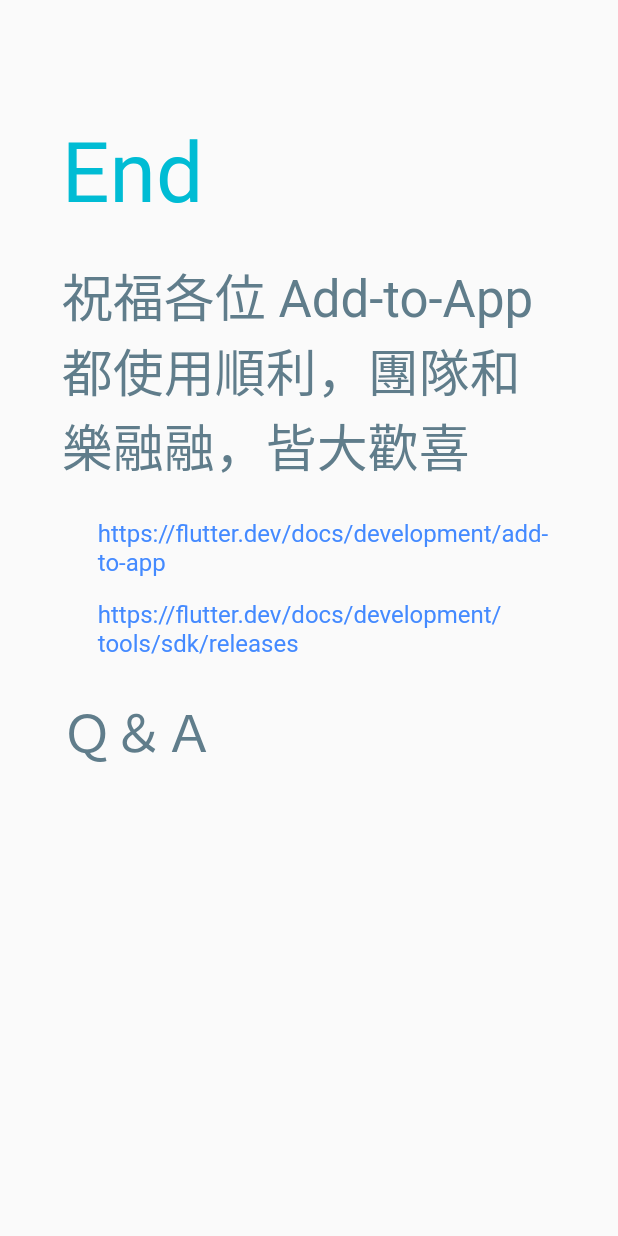
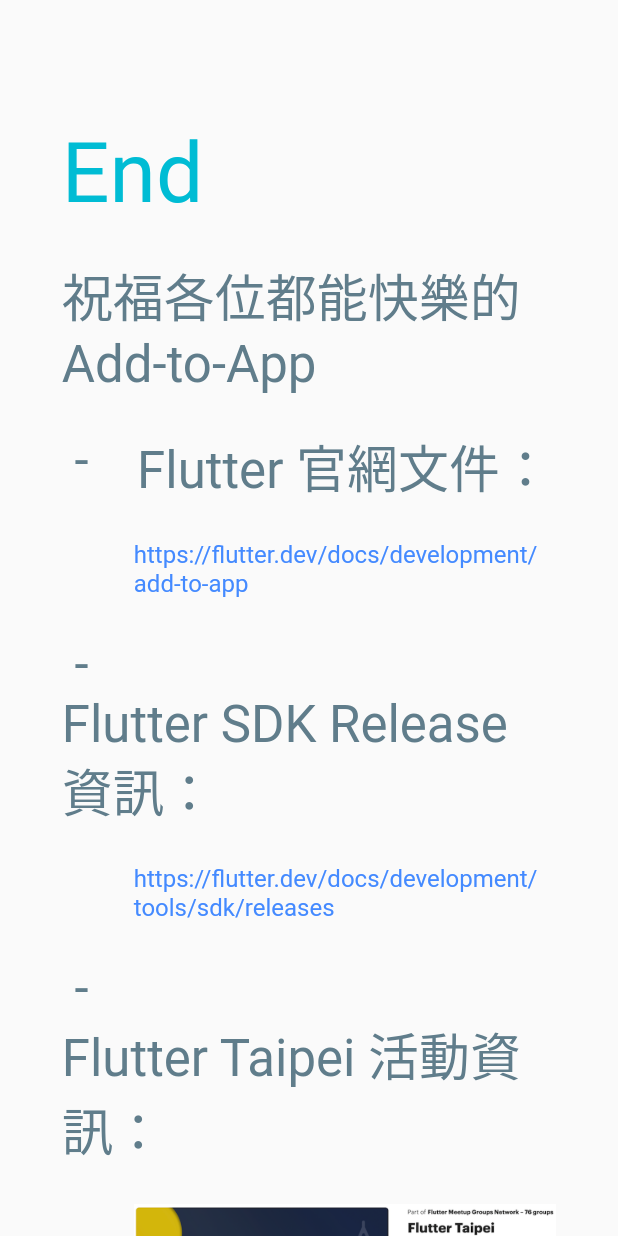
Before and after one commit to hl3hl3/FlutterSlide_AddToApp_SourceCode, a Flutter app: the QA widget shown alone on an empty page, opened directly, on a phone screen of 412 x 824 dp. Run offline on Flutter 3.47's test engine with Material 2 defaults, Android fonts, the light colour scheme and no system bars.

Commit message:
change the wording of ending page

```diff
--- a/lib/pages/page14_qa.dart
+++ b/lib/pages/page14_qa.dart
@@ -3,22 +3,37 @@
 import 'package:flutter_addtoapp/styles/styled_text.dart';
 
 class QA extends StatelessWidget {
+  final itemPadding = const EdgeInsets.only(left: 48, top: 24);
+
   @override
   Widget build(BuildContext context) {
     return SlidePage(Column(
       crossAxisAlignment: CrossAxisAlignment.start,
       children: [
         PageTitle("End"),
-        Subtitle("祝福各位 Add-to-App 都使用順利，團隊和樂融融，皆大歡喜"),
+        Subtitle("祝福各位都能快樂的 Add-to-App"),
+        Point("Flutter 官網文件："),
         Padding(
-          padding: const EdgeInsets.only(left: 24, top: 24),
+          padding: itemPadding,
           child: TextUrl("https://flutter.dev/docs/development/add-to-app"),
         ),
+        Point("Flutter SDK Release 資訊："),
         Padding(
-          padding: const EdgeInsets.only(left: 24, top: 16),
-          child: TextUrl("https://flutter.dev/docs/development/tools/sdk/releases"),
+            padding: itemPadding,
+            child: TextUrl(
+                "https://flutter.dev/docs/development/tools/sdk/releases")),
+        Point("Flutter Taipei 活動資訊："),
+        Padding(
+          padding: itemPadding,
+          child: Image.asset(
+            "images/img_events.png",
+            width: 600,
+          ),
         ),
-        Subtitle("Ｑ＆Ａ"),
+        Padding(
+          padding: itemPadding,
+          child: TextUrl("https://www.meetup.com/Flutter-Taipei/"),
+        ),
       ],
     ));
   }
--- a/lib/pages/page7_mr_add-to-app.dart
+++ b/lib/pages/page7_mr_add-to-app.dart
@@ -13,7 +13,7 @@
           Point("導入 Flutter 時間：2019"),
           Point("AAR / Framework → Flutter module source code"),
           Point("Flutter SDK channel ＆ version"),
-          Point("Flutter 與 原生 溝通機制與介面實作"),
+          Point("Flutter ⟷︎ 原生 溝通機制"),
           Point("Pre warm engine"),
           Point("CI/CD Flutter 環境與執行階段"),
           Point("各種踩雷"),
```
Also changed, not shown: images/img_events.png (added).
